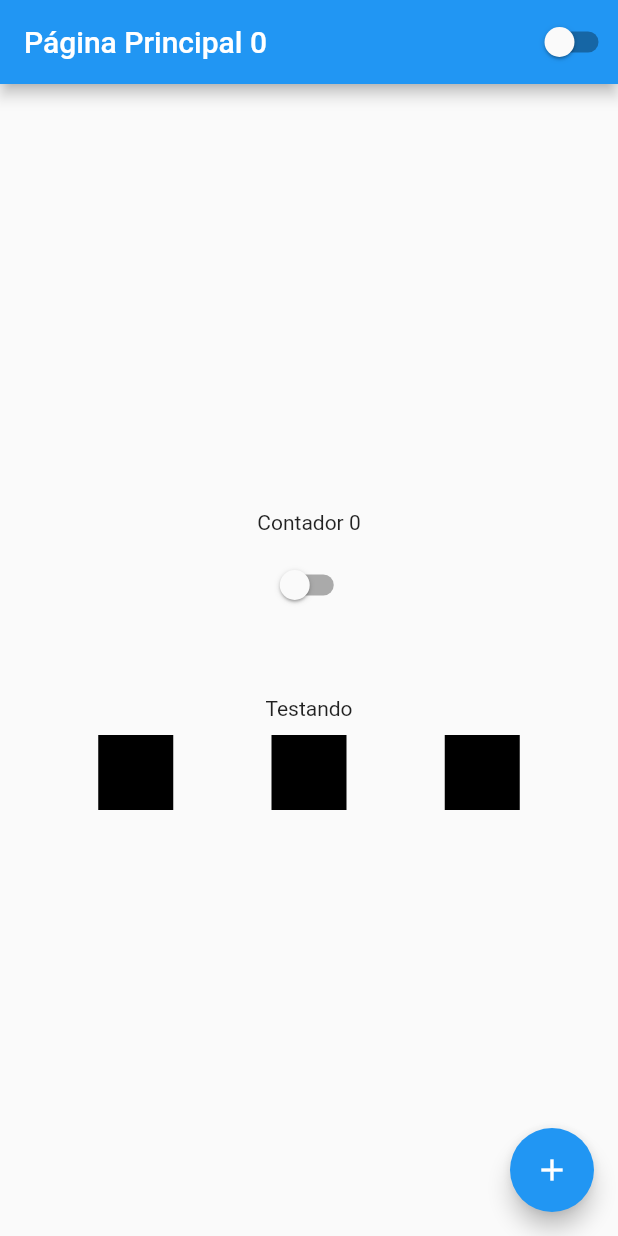
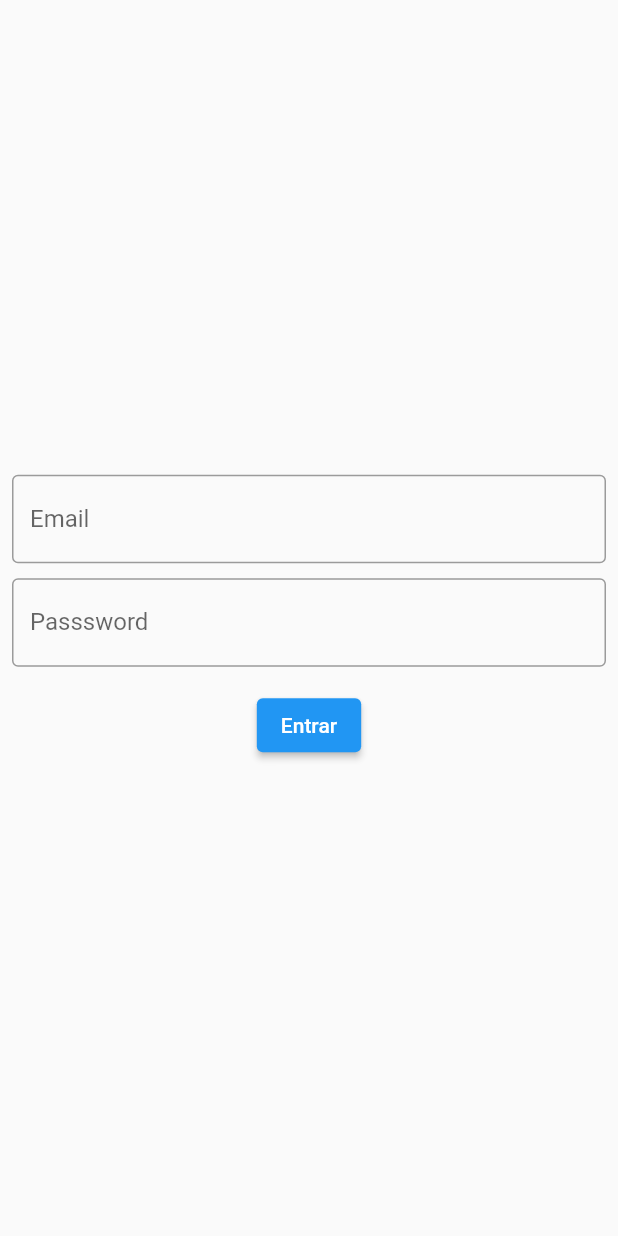
Before and after one commit to marciovbrazil/ola_mundo, a Flutter app: the screen it shows after launch, on a phone screen of 412 x 824 dp. Run offline on Flutter 3.47's test engine with Material 2 defaults, Android fonts, the phone set to English and light mode, and no system bars.

Commit message:
Adicionado tela login

```diff
--- a/lib/app_widget.dart
+++ b/lib/app_widget.dart
@@ -1,5 +1,6 @@
 	  import 'package:flutter/material.dart';
 import 'package:ola_mundo/app_controller.dart';
+import 'package:ola_mundo/login_page.dart';
 
 import 'home_page.dart';
 
@@ -15,7 +16,7 @@ class AppWidget extends StatelessWidget {
                     brightness: AppController.instance.isDarkThemme ? Brightness.dark : Brightness.light
                     ),
                     debugShowCheckedModeBanner: false,
-                  home: HomePage()
+                  home: LoginPage()
                 );
       });
   }
--- /dev/null
+++ b/lib/login_page.dart
@@ -0,0 +1,67 @@
+import 'package:flutter/material.dart';
+import 'package:ola_mundo/home_page.dart';
+
+class LoginPage extends StatefulWidget {
+  const LoginPage({ Key? key }) : super(key: key);
+
+  @override
+  _LoginPageState createState() => _LoginPageState();
+}
+
+class _LoginPageState extends State<LoginPage> {
+  String email = '';
+  String password = '';
+
+  @override
+  Widget build(BuildContext context) {
+    return Scaffold(
+      body: SingleChildScrollView(
+        child: SizedBox(
+          width: MediaQuery.of(context).size.width,
+          height: MediaQuery.of(context).size.height,
+          child: Padding(
+            padding: const EdgeInsets.all(8.0),
+            child: Column(
+              mainAxisAlignment: MainAxisAlignment.center,
+              children: [
+                TextField(
+                  onChanged: (text) {
+                    email = text;
+                  },
+                  keyboardType: TextInputType.emailAddress,
+                  decoration: InputDecoration(
+                    labelText: 'Email',
+                    border: OutlineInputBorder()
+                  ),
+                ),
+                SizedBox(height: 10,),
+                TextField(
+                  onChanged: (text) {
+                    password = text;
+                  },
+                  obscureText: true,
+                  decoration: InputDecoration(
+                    labelText: 'Passsword',
+                    border: OutlineInputBorder()
+                  ),
+                ),
+                SizedBox(height: 15,),
+                ElevatedButton(
+                  onPressed: () {
+                    if ((email == 'marcio') &&  (password == '123')) {
+                      Navigator.of(context).pushReplacement(
+                          MaterialPageRoute(
+                            builder: (context) => HomePage())
+                      );
+                    }
+                  },
+                  child: Text('Entrar')
+                  ),
+              ],),
+          ),
+        ),
+      ),
+
+    );
+  }
+}
```
